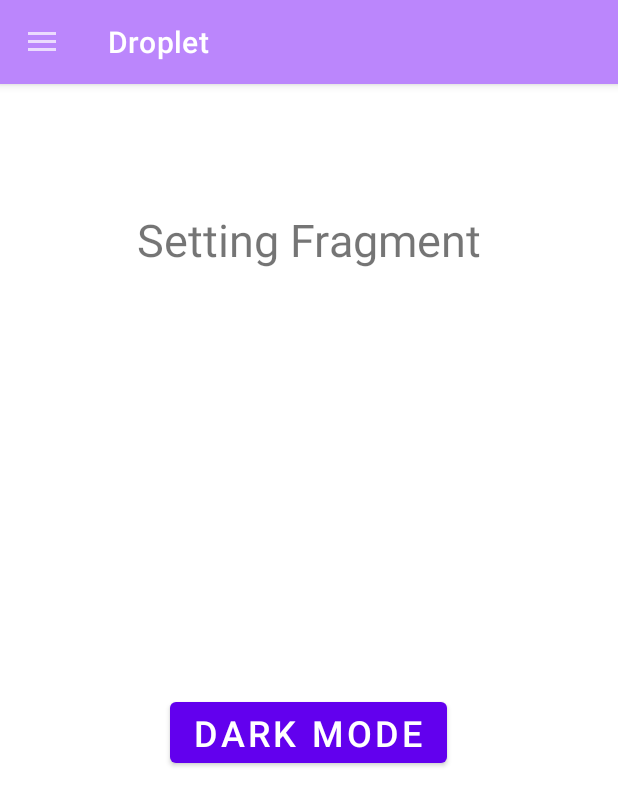
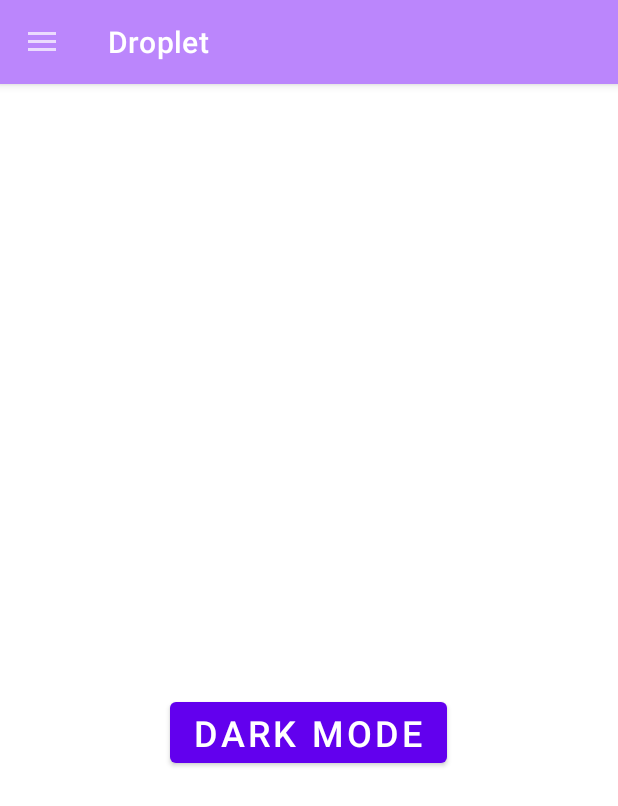
Before and after one commit to paceuniversity/cs389f2022team1, an Android app: the fragment SettingsFragment placed in its activity, on a phone screen of 412 x 824 dp. Shown: the top 806 px of the screen. Run offline under Robolectric (Android 15) with nearby library versions, the phone set to English and light mode, and no system bars.

Commit message:
set "Setting Fragment" text to invisible in fragment_settings.xml

```diff
--- a/WaterQualityApp/app/src/main/res/layout/fragment_settings.xml
+++ b/WaterQualityApp/app/src/main/res/layout/fragment_settings.xml
@@ -11,7 +11,8 @@
         android:layout_centerHorizontal="true"
         android:layout_marginTop="83dp"
         android:text="Setting Fragment"
-        android:textSize="30sp">
+        android:textSize="30sp"
+        android:visibility="invisible">
 
     </TextView>
 
```
